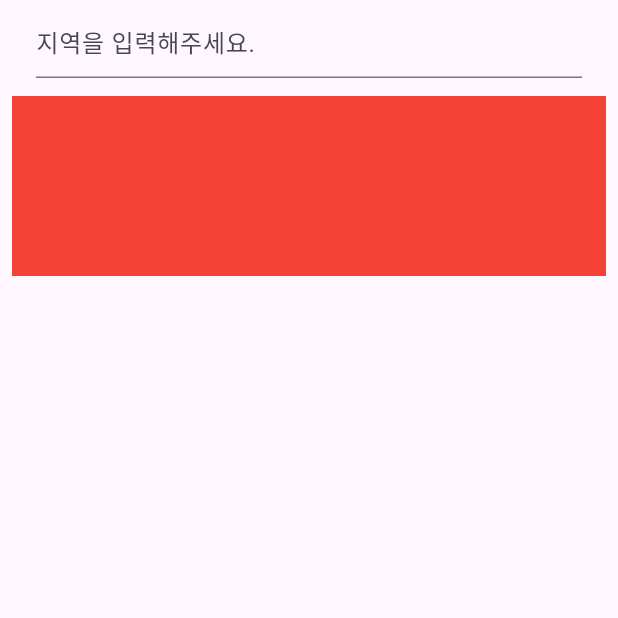
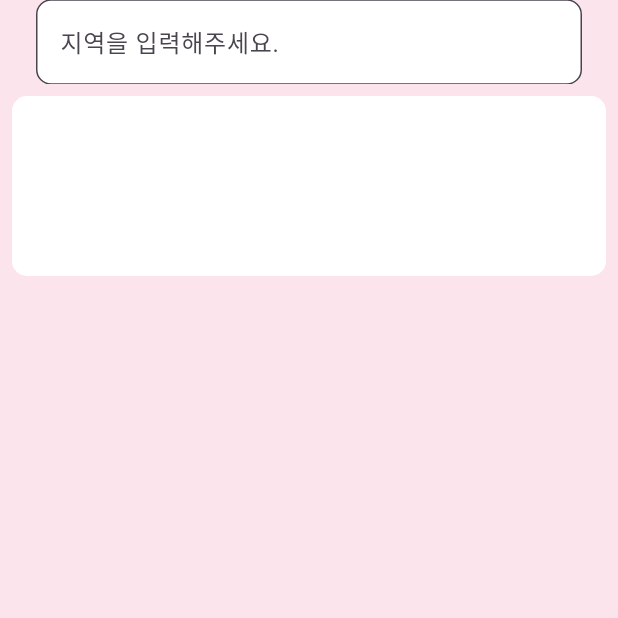
Before and after one commit to JINI093/flutter_search_map, a Flutter app: the screen it shows after launch, on a phone screen of 412 x 824 dp, the top half of it. Run offline on Flutter 3.47's test engine with Material 3 defaults, Android fonts, the phone set to English and light mode, and no system bars; our stand-ins replace flutter_riverpod.

Commit message:
homepage ui 구성

```diff
--- a/lib/main.dart
+++ b/lib/main.dart
@@ -14,12 +14,14 @@ class MyApp extends StatelessWidget {
     return MaterialApp(
       theme: ThemeData(
         brightness: Brightness.light,
+        scaffoldBackgroundColor: Colors.pink[50],
         appBarTheme: AppBarTheme(
           titleTextStyle: TextStyle(
             fontSize: 20,
             fontWeight: FontWeight.bold,
             color: Colors.black,
           ),
+          backgroundColor: Colors.pink[50],
         ),
       ),
       home: const HomePage(),
--- a/lib/ui/home/widgets/home_page.dart
+++ b/lib/ui/home/widgets/home_page.dart
@@ -1,6 +1,6 @@
 import 'package:flutter/material.dart';
 import 'package:flutter_riverpod/flutter_riverpod.dart';
-import 'package:flutter_search_map/ui/home/widgets/home_view_model.dart';
+import 'home_Listview.dart';
 
 class HomePage extends ConsumerWidget {
   const HomePage({super.key});
@@ -15,6 +15,10 @@ class HomePage extends ConsumerWidget {
           child: TextFormField(
             decoration: InputDecoration(
               hintText: '지역을 입력해주세요.',
+              border:
+                  OutlineInputBorder(borderRadius: BorderRadius.circular(10.0)),
+              filled: true,
+              fillColor: Colors.white,
             ),
           ),
         ),
@@ -30,9 +34,12 @@ class HomePage extends ConsumerWidget {
               child: ListView(
                 children: [
                   Container(
+                    decoration: BoxDecoration(
+                      borderRadius: BorderRadius.circular(10),
+                      color: Colors.white,
+                    ),
                     height: 120,
                     width: double.infinity,
-                    color: Colors.red,
                   ),
                 ],
               ),
--- a/pubspec.yaml
+++ b/pubspec.yaml
@@ -20,6 +20,7 @@ version: 1.0.0+1
 
 environment:
   sdk: ^3.5.4
+  flutter: ^1.2.0
 
 # Dependencies specify other packages that your package needs in order to work.
 # To automatically upgrade your package dependencies to the latest versions
```
Also changed, not shown: lib/ui/home/widgets/home_Listview.dart (added, +53 -0 lines), lib/ui/home/widgets/home_view_model.dart (deleted, +0 -7 lines).
